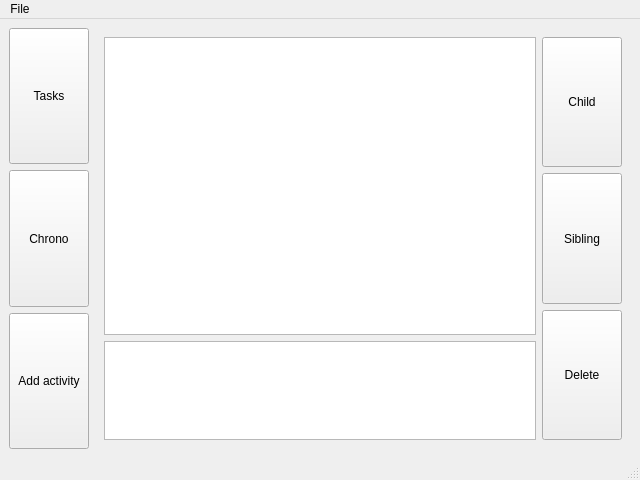
First picture: the form in src/tabletmain.ui, repository ya-breeze/TM, before the edit.
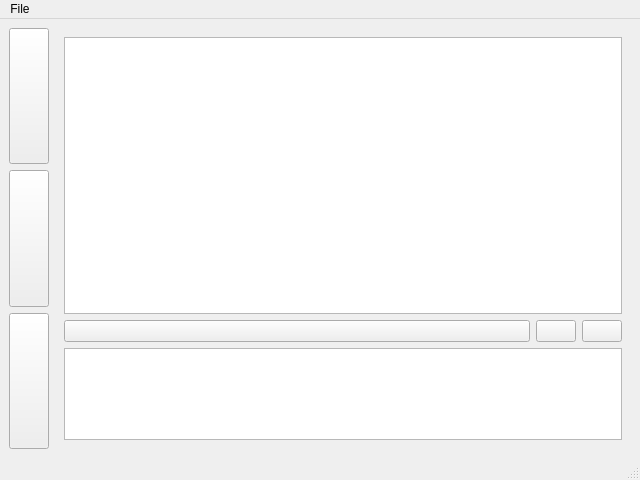
Second picture: the form after the edit. Icons and pictures are not drawn.

Patch:
```diff
--- a/src/tabletmain.ui
+++ b/src/tabletmain.ui
@@ -25,8 +25,9 @@
           <verstretch>0</verstretch>
          </sizepolicy>
         </property>
-        <property name="text">
-         <string>Tasks</string>
+        <property name="icon">
+         <iconset resource="tm.qrc">
+          <normaloff>:/images/icons/appointment.png</normaloff>:/images/icons/appointment.png</iconset>
         </property>
        </widget>
       </item>
@@ -38,8 +39,9 @@
           <verstretch>0</verstretch>
          </sizepolicy>
         </property>
-        <property name="text">
-         <string>Chrono</string>
+        <property name="icon">
+         <iconset resource="tm.qrc">
+          <normaloff>:/images/icons/contents.png</normaloff>:/images/icons/contents.png</iconset>
         </property>
        </widget>
       </item>
@@ -51,8 +53,9 @@
           <verstretch>0</verstretch>
          </sizepolicy>
         </property>
-        <property name="text">
-         <string>Add activity</string>
+        <property name="icon">
+         <iconset resource="tm.qrc">
+          <normaloff>:/images/icons/agt_login.png</normaloff>:/images/icons/agt_login.png</iconset>
         </property>
        </widget>
       </item>
@@ -64,9 +67,7 @@
        <number>0</number>
       </property>
       <widget class="QWidget" name="page">
-       <layout class="QHBoxLayout" name="horizontalLayout_2">
-        <item>
-         <layout class="QVBoxLayout" name="verticalLayout_3">
+       <layout class="QVBoxLayout" name="verticalLayout_2">
           <item>
            <widget class="QTreeView" name="treeView">
             <property name="sizePolicy">
@@ -78,59 +79,49 @@
            </widget>
           </item>
           <item>
-           <widget class="QTextEdit" name="teNotes">
-            <property name="sizePolicy">
-             <sizepolicy hsizetype="Expanding" vsizetype="Expanding">
-              <horstretch>0</horstretch>
-              <verstretch>1</verstretch>
-             </sizepolicy>
-            </property>
-           </widget>
-          </item>
-         </layout>
-        </item>
+         <layout class="QHBoxLayout" name="horizontalLayout_2">
         <item>
-         <layout class="QVBoxLayout" name="verticalLayout_2">
+           <widget class="QPushButton" name="btnHideNotes"/>
+          </item>
           <item>
            <widget class="QPushButton" name="btnAddChild">
             <property name="sizePolicy">
-             <sizepolicy hsizetype="Minimum" vsizetype="Preferred">
+             <sizepolicy hsizetype="Fixed" vsizetype="Preferred">
               <horstretch>0</horstretch>
               <verstretch>0</verstretch>
              </sizepolicy>
             </property>
-            <property name="text">
-             <string>Child</string>
+            <property name="icon">
+             <iconset resource="tm.qrc">
+              <normaloff>:/images/icons/folder_sent_mail.png</normaloff>:/images/icons/folder_sent_mail.png</iconset>
             </property>
            </widget>
           </item>
           <item>
            <widget class="QPushButton" name="btnAddSibling">
             <property name="sizePolicy">
-             <sizepolicy hsizetype="Minimum" vsizetype="Preferred">
+             <sizepolicy hsizetype="Fixed" vsizetype="Preferred">
               <horstretch>0</horstretch>
               <verstretch>0</verstretch>
              </sizepolicy>
             </property>
-            <property name="text">
-             <string>Sibling</string>
+            <property name="icon">
+             <iconset resource="tm.qrc">
+              <normaloff>:/images/icons/folder.png</normaloff>:/images/icons/folder.png</iconset>
             </property>
            </widget>
+          </item>
+         </layout>
           </item>
           <item>
-           <widget class="QPushButton" name="btnDeleteTask">
+         <widget class="QTextEdit" name="teNotes">
             <property name="sizePolicy">
-             <sizepolicy hsizetype="Minimum" vsizetype="Preferred">
+           <sizepolicy hsizetype="Expanding" vsizetype="Expanding">
               <horstretch>0</horstretch>
-              <verstretch>0</verstretch>
-             </sizepolicy>
-            </property>
-            <property name="text">
-             <string>Delete</string>
-            </property>
-           </widget>
-          </item>
-         </layout>
+            <verstretch>1</verstretch>
+           </sizepolicy>
+          </property>
+         </widget>
         </item>
        </layout>
       </widget>
```
Left out of the diff: 36 changed lines with no effect on the pictures. Lines whose indentation alone changed are shown as unchanged.
